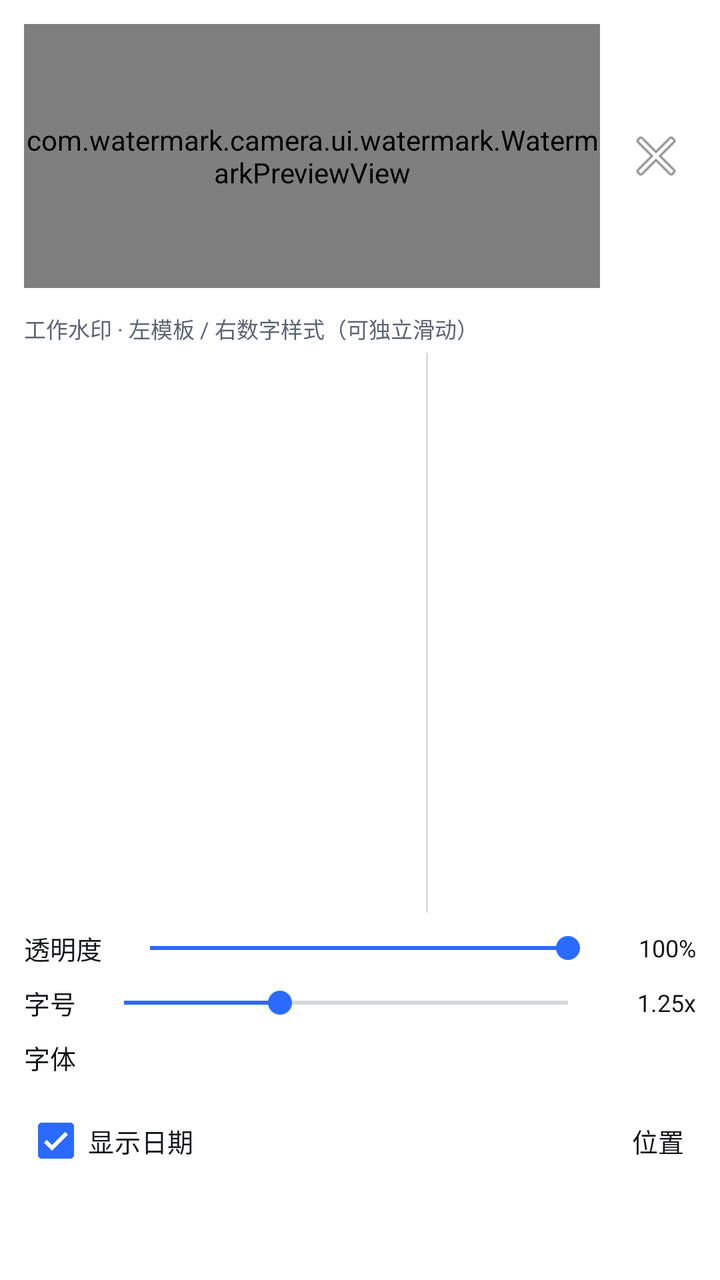
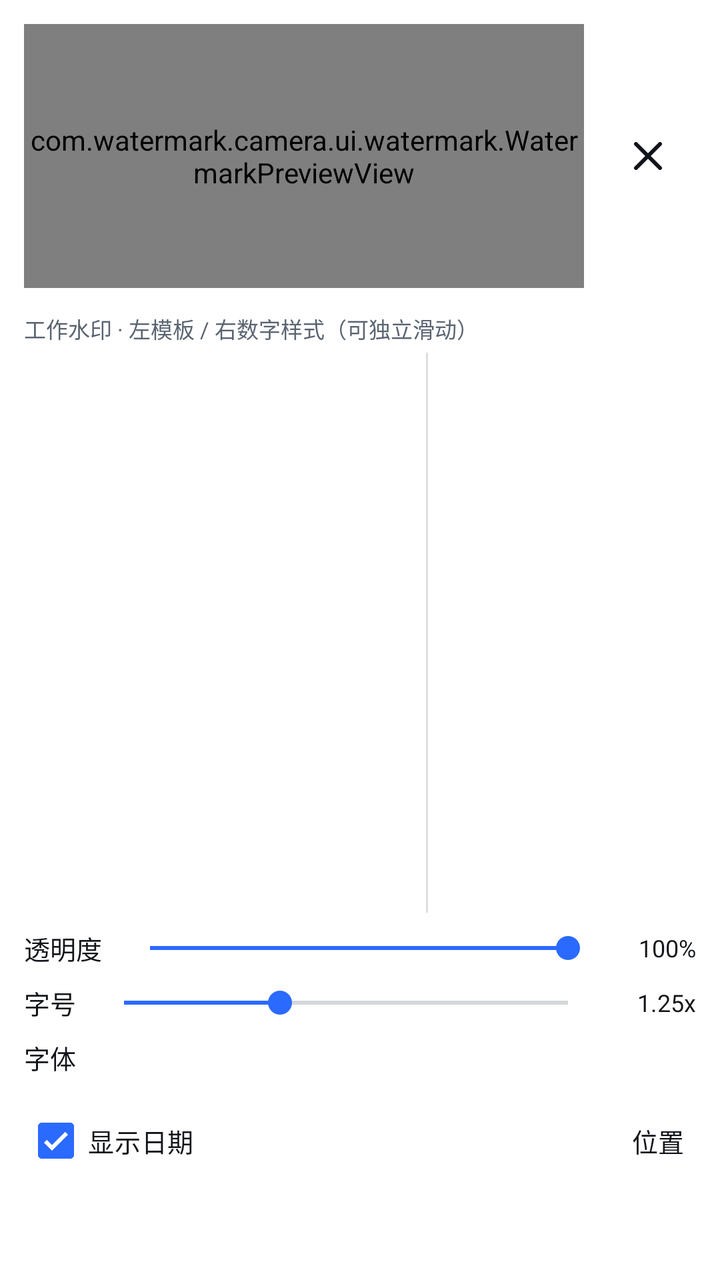

Compare the two renders of this Android layout. The source of the first and the diff that turns it into the second are given below.
<!-- AndroidManifest.xml: application theme Theme.WatermarkCamera -->
<!-- res/layout/sheet_watermark_picker.xml -->
<?xml version="1.0" encoding="utf-8"?>
<LinearLayout
    xmlns:android="http://schemas.android.com/apk/res/android"
    android:layout_width="match_parent"
    android:layout_height="wrap_content"
    android:background="@color/app_surface"
    android:orientation="vertical"
    android:paddingBottom="12dp">

    
    <LinearLayout
        android:layout_width="match_parent"
        android:layout_height="wrap_content"
        android:gravity="center_vertical"
        android:orientation="horizontal"
        android:padding="12dp">

        <com.watermark.camera.ui.watermark.WatermarkPreviewView
            android:id="@+id/pickerPreviewCard"
            android:layout_width="0dp"
            android:layout_height="132dp"
            android:layout_weight="1"
            android:background="@color/app_divider" />

        <ImageButton
            android:id="@+id/pickerClose"
            android:layout_width="40dp"
            android:layout_height="40dp"
            android:layout_marginStart="8dp"
            android:background="?attr/selectableItemBackgroundBorderless"
            android:contentDescription="关闭"
            android:src="@android:drawable/ic_menu_close_clear_cancel" />
    </LinearLayout>

    <TextView
        android:layout_width="match_parent"
        android:layout_height="wrap_content"
        android:paddingStart="12dp"
        android:paddingEnd="12dp"
        android:paddingBottom="4dp"
        android:text="工作水印 · 左模板 / 右数字样式（可独立滑动）"
        android:textColor="@color/app_on_surface_secondary"
        android:textSize="11sp" />

    
    <LinearLayout
        android:layout_width="match_parent"
        android:layout_height="280dp"
        android:orientation="horizontal"
        android:paddingStart="8dp"
        android:paddingEnd="8dp">

        <androidx.recyclerview.widget.RecyclerView
            android:id="@+id/pickerTemplateGrid"
            android:layout_width="0dp"
            android:layout_height="match_parent"
            android:layout_weight="1.2"
            android:clipToPadding="false"
            android:padding="4dp" />

        <View
            android:layout_width="1dp"
            android:layout_height="match_parent"
            android:layout_marginStart="4dp"
            android:layout_marginEnd="4dp"
            android:background="@color/camera_scrim_weak" />

        <androidx.recyclerview.widget.RecyclerView
            android:id="@+id/pickerStyleList"
            android:layout_width="0dp"
            android:layout_height="match_parent"
            android:layout_weight="0.8"
            android:clipToPadding="false"
            android:padding="4dp" />
    </LinearLayout>


    
    <LinearLayout
        android:id="@+id/pickerCustomTitleRow"
        android:layout_width="match_parent"
        android:layout_height="wrap_content"
        android:gravity="center_vertical"
        android:orientation="horizontal"
        android:paddingStart="12dp"
        android:paddingEnd="12dp"
        android:paddingTop="4dp"
        android:paddingBottom="4dp"
        android:visibility="gone">

        <TextView
            android:layout_width="wrap_content"
            android:layout_height="wrap_content"
            android:text="自定义文字"
            android:textColor="@color/app_on_surface"
            android:textSize="13sp" />

        <EditText
            android:id="@+id/pickerCustomTitle"
            android:layout_width="0dp"
            android:layout_height="40dp"
            android:layout_marginStart="8dp"
            android:layout_weight="1"
            android:background="@color/app_surface_alt"
            android:hint="输入水印标题"
            android:imeOptions="actionDone"
            android:inputType="text"
            android:maxLines="1"
            android:paddingStart="10dp"
            android:paddingEnd="10dp"
            android:textColor="@color/app_on_surface"
            android:textColorHint="@color/app_on_surface_secondary"
            android:textSize="14sp" />
    </LinearLayout>

    
    <LinearLayout
        android:layout_width="match_parent"
        android:layout_height="wrap_content"
        android:gravity="center_vertical"
        android:orientation="horizontal"
        android:paddingStart="12dp"
        android:paddingEnd="12dp"
        android:paddingTop="8dp"
        android:paddingBottom="4dp">

        <TextView
            android:layout_width="wrap_content"
            android:layout_height="wrap_content"
            android:text="透明度"
            android:textColor="@color/app_on_surface"
            android:textSize="13sp" />

        <SeekBar
            android:id="@+id/pickerTransparency"
            android:layout_width="0dp"
            android:layout_height="wrap_content"
            android:layout_marginStart="8dp"
            android:layout_marginEnd="8dp"
            android:layout_weight="1"
            android:max="100"
            android:progress="100" />

        <TextView
            android:id="@+id/pickerTransparencyValue"
            android:layout_width="40dp"
            android:layout_height="wrap_content"
            android:gravity="end"
            android:text="100%"
            android:textColor="@color/app_on_surface"
            android:textSize="12sp" />
    </LinearLayout>

    
    <LinearLayout
        android:layout_width="match_parent"
        android:layout_height="wrap_content"
        android:gravity="center_vertical"
        android:orientation="horizontal"
        android:paddingStart="12dp"
        android:paddingEnd="12dp"
        android:paddingTop="4dp"
        android:paddingBottom="4dp">

        <TextView
            android:layout_width="wrap_content"
            android:layout_height="wrap_content"
            android:text="字号"
            android:textColor="@color/app_on_surface"
            android:textSize="13sp" />

        <SeekBar
            android:id="@+id/pickerFontScale"
            android:layout_width="0dp"
            android:layout_height="wrap_content"
            android:layout_marginStart="8dp"
            android:layout_marginEnd="8dp"
            android:layout_weight="1"
            android:max="270"
            android:progress="95" />

        <TextView
            android:id="@+id/pickerFontScaleValue"
            android:layout_width="40dp"
            android:layout_height="wrap_content"
            android:gravity="end"
            android:text="1.25x"
            android:textColor="@color/app_on_surface"
            android:textSize="12sp" />
    </LinearLayout>

    
    <LinearLayout
        android:layout_width="match_parent"
        android:layout_height="wrap_content"
        android:gravity="center_vertical"
        android:orientation="horizontal"
        android:paddingStart="12dp"
        android:paddingEnd="12dp"
        android:paddingTop="4dp"
        android:paddingBottom="4dp">

        <TextView
            android:layout_width="wrap_content"
            android:layout_height="wrap_content"
            android:text="字体"
            android:textColor="@color/app_on_surface"
            android:textSize="13sp" />

        <LinearLayout
            android:id="@+id/pickerFontRow"
            android:layout_width="0dp"
            android:layout_height="wrap_content"
            android:layout_marginStart="8dp"
            android:layout_weight="1"
            android:orientation="horizontal" />
    </LinearLayout>

    
    <LinearLayout
        android:layout_width="match_parent"
        android:layout_height="wrap_content"
        android:gravity="center_vertical"
        android:orientation="horizontal"
        android:paddingStart="12dp"
        android:paddingEnd="12dp"
        android:paddingTop="4dp"
        android:paddingBottom="8dp">

        <CheckBox
            android:id="@+id/pickerShowDate"
            android:layout_width="wrap_content"
            android:layout_height="wrap_content"
            android:checked="true"
            android:text="显示日期"
            android:textColor="@color/app_on_surface"
            android:textSize="13sp" />

        <View
            android:layout_width="0dp"
            android:layout_height="1dp"
            android:layout_weight="1" />

        <TextView
            android:layout_width="wrap_content"
            android:layout_height="wrap_content"
            android:text="位置"
            android:textColor="@color/app_on_surface"
            android:textSize="13sp" />

        <LinearLayout
            android:id="@+id/pickerPositionRow"
            android:layout_width="wrap_content"
            android:layout_height="wrap_content"
            android:layout_marginStart="6dp"
            android:orientation="horizontal" />
    </LinearLayout>

    
    <LinearLayout
        android:id="@+id/pickerFieldToggles"
        android:layout_width="match_parent"
        android:layout_height="wrap_content"
        android:orientation="vertical"
        android:paddingStart="12dp"
        android:paddingEnd="12dp"
        android:paddingBottom="12dp" />
</LinearLayout>
<!-- resources referenced by this layout -->
<resources>
  <color name="app_divider">#FFE6E9EE</color>
  <color name="app_on_surface">#FF111418</color>
  <color name="app_on_surface_secondary">#FF5A6472</color>
  <color name="app_surface">#FFFFFFFF</color>
  <color name="app_surface_alt">#FFEEF1F5</color>
  <color name="camera_scrim_weak">#22000000</color>
  <style name="Theme.WatermarkCamera" parent="Theme.Material3.DayNight.NoActionBar">
          <item name="colorPrimary">@color/color_primary</item>
          <item name="colorPrimaryDark">@color/color_primary_dark</item>
          <item name="colorAccent">@color/color_primary</item>
  
          
          <item name="android:windowBackground">@color/app_background</item>
          <item name="android:colorBackground">@color/app_background</item>
  
          
          <item name="android:statusBarColor">@color/app_surface</item>
          <item name="android:windowTranslucentStatus">false</item>
          <item name="android:windowLightStatusBar">true</item>
  
          
          <item name="android:navigationBarColor">@color/app_background</item>
          <item name="android:windowTranslucentNavigation">false</item>
  
          <item name="windowActionBar">false</item>
          <item name="windowNoTitle">true</item>
  
          
          <item name="android:textColorPrimary">@color/app_on_surface</item>
          <item name="android:textColorSecondary">@color/app_on_surface_secondary</item>
      </style>
  <color name="color_primary">#2B6AFF</color>
  <color name="color_primary_dark">#1E5AEE</color>
  <color name="app_background">#FFF5F7FA</color>
</resources>

<!-- the commit's change to res/layout/sheet_watermark_picker.xml (unified diff, before → after) -->
@@ -1,6 +1,7 @@
 <?xml version="1.0" encoding="utf-8"?>
 <LinearLayout
     xmlns:android="http://schemas.android.com/apk/res/android"
+    xmlns:app="http://schemas.android.com/apk/res-auto"
     android:layout_width="match_parent"
     android:layout_height="wrap_content"
     android:background="@color/app_surface"
@@ -22,14 +23,17 @@
             android:layout_weight="1"
             android:background="@color/app_divider" />
 
-        <ImageButton
-            android:id="@+id/pickerClose"
-            android:layout_width="40dp"
-            android:layout_height="40dp"
-            android:layout_marginStart="8dp"
-            android:background="?attr/selectableItemBackgroundBorderless"
-            android:contentDescription="关闭"
-            android:src="@android:drawable/ic_menu_close_clear_cancel" />
+    <ImageButton
+        android:id="@+id/pickerClose"
+        android:layout_width="48dp"
+        android:layout_height="48dp"
+        android:layout_marginStart="8dp"
+        android:background="?attr/selectableItemBackgroundBorderless"
+        android:contentDescription="@string/btn_close"
+        android:padding="12dp"
+        android:scaleType="centerInside"
+        android:src="@drawable/ic_ui_close"
+        app:tint="@color/app_on_surface" />
     </LinearLayout>
 
     <TextView
<!-- resource entries referenced after the edit -->
@@ -6,6 +6,22 @@
   <color name="app_surface">#FFFFFFFF</color>
   <color name="app_surface_alt">#FFEEF1F5</color>
   <color name="camera_scrim_weak">#22000000</color>
+  <!-- drawable ic_ui_close (drawable) -->
+  <?xml version="1.0" encoding="utf-8"?>
+  <vector xmlns:android="http://schemas.android.com/apk/res/android"
+      android:width="24dp"
+      android:height="24dp"
+      android:viewportWidth="24"
+      android:viewportHeight="24">
+      <path
+          android:pathData="m6 6 12 12M18 6 6 18"
+          android:fillColor="@android:color/transparent"
+          android:strokeColor="#FF000000"
+          android:strokeWidth="2"
+          android:strokeLineCap="round"
+          android:strokeLineJoin="round" />
+  </vector>
+  <string name="btn_close">关闭</string>
   <style name="Theme.WatermarkCamera" parent="Theme.Material3.DayNight.NoActionBar">
           <item name="colorPrimary">@color/color_primary</item>
           <item name="colorPrimaryDark">@color/color_primary_dark</item>
@@ -24,6 +40,9 @@
           <item name="android:navigationBarColor">@color/app_background</item>
           <item name="android:windowTranslucentNavigation">false</item>
   
+          
+          <item name="android:forceDarkAllowed" tools:ignore="NewApi">false</item>
+  
           <item name="windowActionBar">false</item>
           <item name="windowNoTitle">true</item>
   
